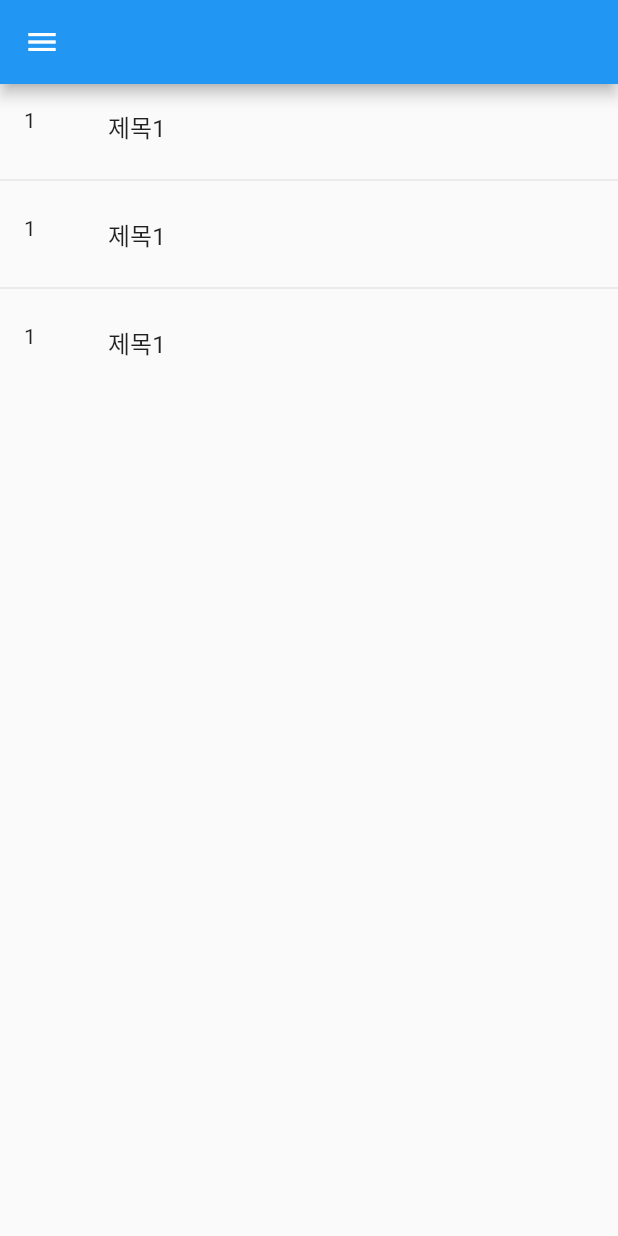
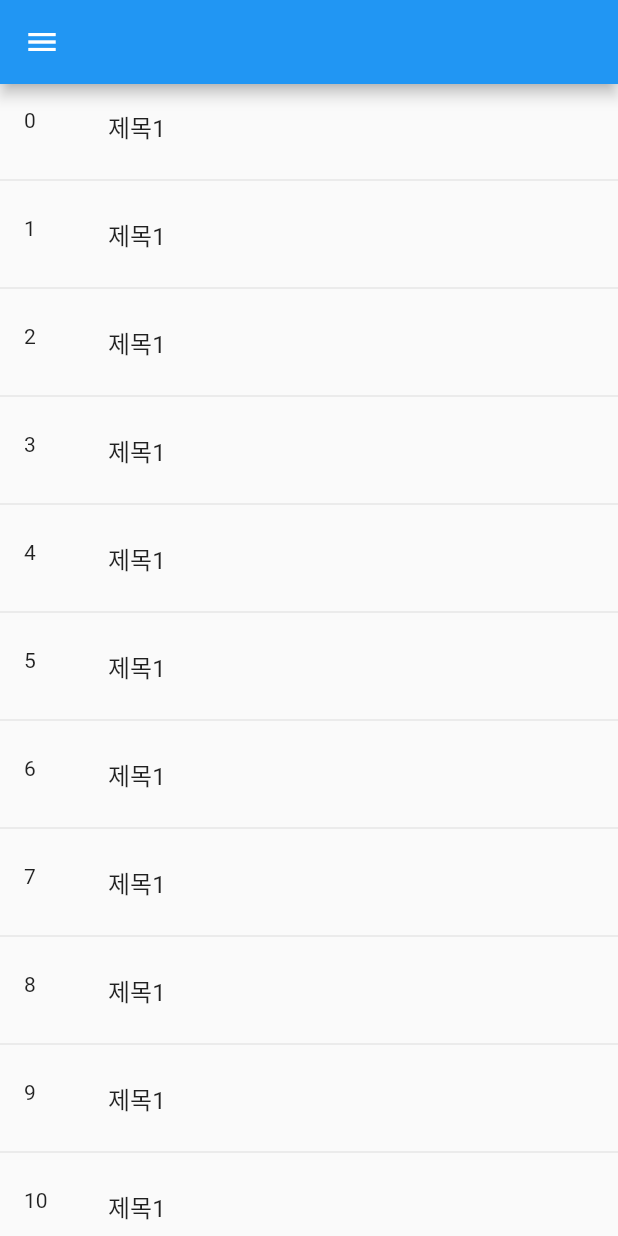
Before and after one commit to HiddenEvent/flutter_blog, a Flutter app: the HomePage screen opened directly, on a phone screen of 412 x 824 dp. Run offline on Flutter 3.47's test engine with Material 2 defaults, Android fonts, the phone set to English and light mode, and no system bars; our stand-ins replace get, validators.

Commit message:
[상세보기 페이지] - Getx를 통해 Args를 보내고 받는 과정

```diff
--- a/lib/pages/post/home_page.dart
+++ b/lib/pages/post/home_page.dart
@@ -1,5 +1,7 @@
 import 'package:flutter/material.dart';
+import 'package:flutter_blog/pages/post/detail_page.dart';
 import 'package:flutter_blog/size.dart';
+import 'package:get/get.dart';
 
 class HomePage extends StatelessWidget {
   @override
@@ -8,12 +10,14 @@ class HomePage extends StatelessWidget {
         drawer: _navigation(context),
         appBar: AppBar(),
         body: ListView.separated(
-          itemCount: 3,
+          itemCount: 20,
           itemBuilder: (context, index) {
             return ListTile(
-              onTap: () {},
+              onTap: () {
+                Get.to(DetailPage(index), arguments: "arguments 넘길때 사용");
+              },
               title: Text("제목1"),
-              leading: Text("1"),
+              leading: Text(index.toString()),
             );
           },
           separatorBuilder: (context, index) {
```
Also changed, not shown: lib/pages/post/detail_page.dart (+13 -1 lines).
